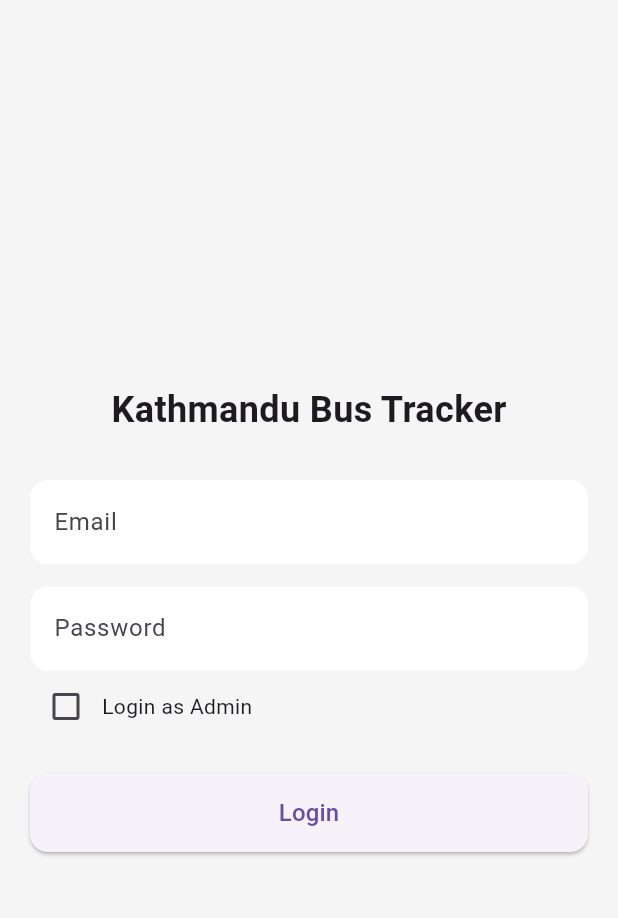
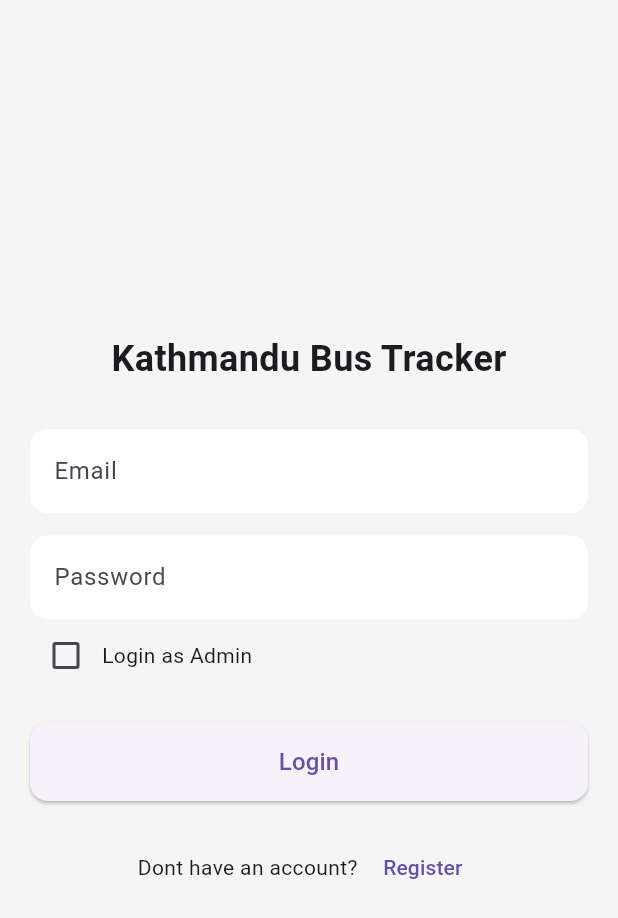
Before and after one commit to madhusudanbhandari/ktm-pbs, a Flutter app: the screen it shows after launch, on a phone screen of 412 x 824 dp. Shown: the top 918 px of the screen. Run offline on Flutter 3.47's test engine with Material 3 defaults, Android fonts, the phone set to English and light mode, and no system bars.

Commit message:
registration page created

```diff
--- a/flutter_application_1/lib/screens/auth/login_screen.dart
+++ b/flutter_application_1/lib/screens/auth/login_screen.dart
@@ -1,5 +1,6 @@
 import 'package:flutter/material.dart';
 import 'package:flutter_application_1/core/services/auth_service.dart';
+import 'package:flutter_application_1/screens/auth/register_screen.dart';
 import '../../widgets/custom_button.dart';
 import '../../widgets/custom_textfield.dart';
 import '../user/home_screen.dart';
@@ -75,6 +76,23 @@ class _LoginScreenState extends State<LoginScreen> {
             ),
             const SizedBox(height: 20),
             CustomButton(text: "Login", onPressed: login),
+            const SizedBox(height: 20),
+            Row(
+              mainAxisAlignment: MainAxisAlignment.center,
+              children: [
+                Text("Dont have an account?"),
+                SizedBox(width: 5),
+                TextButton(
+                  onPressed: () {
+                    Navigator.push(
+                      context,
+                      MaterialPageRoute(builder: (_) => const RegisterScreen()),
+                    );
+                  },
+                  child: Text("Register"),
+                ),
+              ],
+            ),
           ],
         ),
       ),
```
